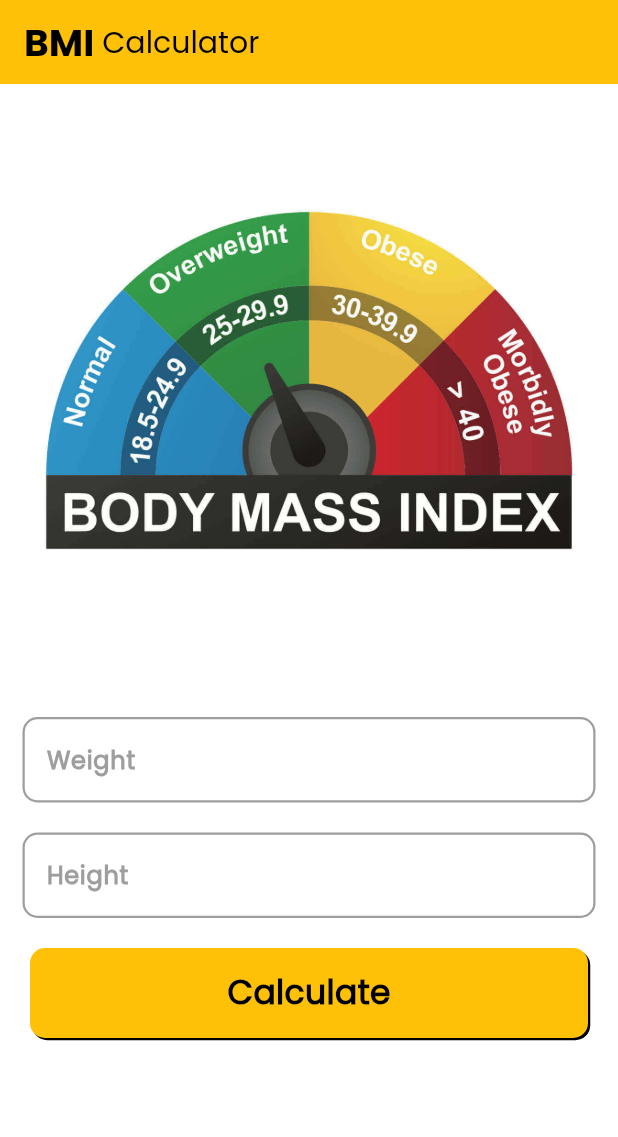
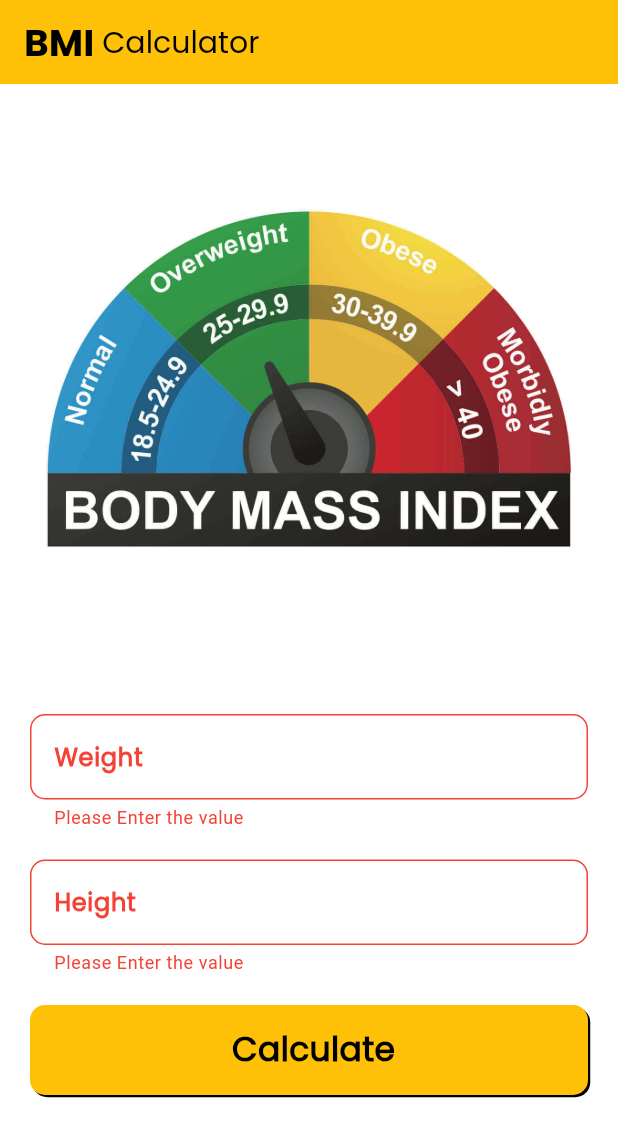
Before and after one commit to adityaasingh199/BMI_Calculator, a Flutter app: the screen it shows after launch, after a tap on "Calculate", on a phone screen of 412 x 824 dp. Shown: the top 1137 px of the screen. Run offline on Flutter 3.47's test engine with Material 3 defaults, Android fonts, the phone set to English and light mode, and no system bars.

Commit message:
textfield blank error implemented.

```diff
--- a/lib/bmi_ui.dart
+++ b/lib/bmi_ui.dart
@@ -1,4 +1,4 @@
-/*
+
 import 'package:flutter/cupertino.dart';
 import 'package:flutter/material.dart';
 
@@ -10,6 +10,24 @@ class BmiState extends State<BmiPage>{
 
   TextEditingController cmController = TextEditingController();
   TextEditingController kgController = TextEditingController();
+
+  bool checker = false;
+  bool checker2 = false;
+  void trigger() {
+    checker = cmController.text.isEmpty;
+   setState(() {
+
+   });
+  }
+  void trigger2(){
+    checker2 = kgController.text.isEmpty;
+   setState(() {
+
+   });
+  }
+
+
+
 
   num bmi=0;
   String fit="";
@@ -35,7 +53,9 @@ class BmiState extends State<BmiPage>{
             mainAxisAlignment: MainAxisAlignment.spaceEvenly,
             children: [
               SizedBox(height: 10,),
-              Container(child: Image.asset("$image",)),
+              Container(
+                  height: 380,
+                  child: Image.asset("$image",)),
               SizedBox(height: 10,),
               bmi!=0 ?Text("BMI: ${bmi.toStringAsFixed(1)}",style: TextStyle(fontFamily: "PoppinsBold",fontSize:25,color:getcolor())):Container(),
               fit!="" ?Text("$fit",style: TextStyle(fontFamily: "PoppinsBold",fontSize:30,color:getcolor()),):Container(),
@@ -48,20 +68,27 @@ class BmiState extends State<BmiPage>{
                   cursorColor: Colors.black,
                   style: TextStyle(color: Colors.black,fontFamily: "Poppins",fontWeight: FontWeight.bold,fontSize: 17),
                   decoration: InputDecoration(
-                    label: Text("Weight",style: TextStyle(fontFamily: "Poppins",fontWeight: FontWeight.bold,fontSize:16,color: Colors.grey)),
+                    label: Text("Weight",style: TextStyle(fontFamily: "Poppins",fontWeight: FontWeight.bold,fontSize:16,color: checker2 ? Colors.red : Colors.grey)),
                     hintText: "Enter in KG",
                     hintStyle: TextStyle(color: Colors.grey,fontFamily: "Poppins",fontSize: 16),
+                   errorText: checker2 ? "Please Enter the value" : null,
+                      errorStyle: TextStyle(color: Colors.red),
+                      errorBorder: OutlineInputBorder(borderSide: BorderSide(color: Colors.red,width: 1),borderRadius: BorderRadius.circular(10)),
+                      focusedErrorBorder: OutlineInputBorder(borderSide: BorderSide(color: Colors.amber,width: 2),borderRadius: BorderRadius.circular(10)),
 
                     focusedBorder: OutlineInputBorder(
-                      borderSide: BorderSide(color: Colors.amber,width: 2),
+                      borderSide: BorderSide(color: checker2 ? Colors.red :Colors.amber,width: 2),
                       borderRadius: BorderRadius.circular(10)
                     ),
                     enabledBorder: OutlineInputBorder(
                       borderRadius: BorderRadius.circular(10),
-                      borderSide: BorderSide(color: Colors.grey,width: 1.5)
+                      borderSide: BorderSide(color:checker2 ? Colors.red : Colors.grey,width: 1.5)
                     ),
                   ),
-
+                  /// Disable long-press zoom effect
+                  magnifierConfiguration: TextMagnifierConfiguration.disabled,
+                  /// Disable copy paste feature and long-press
+                  contextMenuBuilder: (_,__)=>Container(),
                 ),
               ),
               SizedBox(height: 20,),
@@ -73,25 +100,46 @@ class BmiState extends State<BmiPage>{
                   cursorColor: Colors.black,
                   style: TextStyle(color: Colors.black,fontFamily: "Poppins",fontWeight: FontWeight.bold,fontSize: 17),
                   decoration: InputDecoration(
-                    label: Text("Height",style: TextStyle(fontFamily: "Poppins",fontWeight: FontWeight.bold,fontSize:16,color: Colors.grey)),
+                    label: Text("Height",style: TextStyle(fontFamily: "Poppins",fontWeight: FontWeight.bold,fontSize:16,color: checker ? Colors.red : Colors.grey)),
                     hintText: "Enter in CM",
+                    errorText: checker ? "Please Enter the value" : null,
+                    errorStyle: TextStyle(color: Colors.red),
+                    errorBorder: OutlineInputBorder(borderSide: BorderSide(color: Colors.red,width: 1),borderRadius: BorderRadius.circular(10)),
+                    focusedErrorBorder: OutlineInputBorder(borderSide: BorderSide(color: Colors.amber,width: 2),borderRadius: BorderRadius.circular(10)),
                     hintStyle: TextStyle(color: Colors.grey,fontFamily: "Poppins",fontSize: 16),
 
                     focusedBorder: OutlineInputBorder(
-                      borderSide: BorderSide(color: Colors.amber,width: 2),
+                      borderSide: BorderSide(color: checker ? Colors.red : Colors.amber,width: 2),
                       borderRadius: BorderRadius.circular(10)
                     ),
                     enabledBorder: OutlineInputBorder(
                       borderRadius: BorderRadius.circular(10),
-                      borderSide: BorderSide(color: Colors.grey,width: 1.5)
+                      borderSide: BorderSide(color: checker ? Colors.red : Colors.grey,width: 1.5)
                     ),
                   ),
-
+                  /// Disable long-press zoom effect
+                  magnifierConfiguration: TextMagnifierConfiguration.disabled,
+                  /// Disable copy paste feature and long-press
+                  contextMenuBuilder: (_,__)=>Container(),
                 ),
               ),
               SizedBox(height: 20,),
               GestureDetector(
                 onTap: (){
+                  if(cmController.text.isEmpty){
+                    trigger();
+                  }else{
+                    trigger();
+                    checker=false;
+                  }
+                  if(kgController.text.isEmpty){
+                    trigger2();
+                  }else{
+                    trigger2();
+                    checker2=false;
+                  }
+
+
                   if (kgController.text.isNotEmpty &&
                       cmController.text.isNotEmpty) {
                     num kg = double.parse(kgController.text.toString());
@@ -109,14 +157,20 @@ class BmiState extends State<BmiPage>{
                       fit = "Overweight";
                       image="asset/image/overfit.png";
                     }
+                    setState(() {
+
+                    });
+
                   }else{
                     bmi=0;
                     fit="";
                     image="asset/image/banner-bmi.png";
+
+                    setState(() {
+
+                    });
+
                   }
-                  setState(() {
-
-                  });
 
                 },
                 child: Container(
@@ -154,194 +208,4 @@ class BmiState extends State<BmiPage>{
       return Colors.black;
     }
   }
-}*/
-
-
-import 'package:flutter/cupertino.dart';
-import 'package:flutter/material.dart';
-
-class BmiPage extends StatefulWidget {
-  @override
-  State<StatefulWidget> createState() => _BmiState();
 }
-
-class _BmiState extends State<BmiPage> {
-  final TextEditingController cmController = TextEditingController();
-  final TextEditingController kgController = TextEditingController();
-
-  num bmi = 0;
-  String bmiCategory = "";
-  String image = "asset/image/banner-bmi.png";
-
-  @override
-  Widget build(BuildContext context) {
-    return Scaffold(
-      backgroundColor: Colors.white,
-      appBar: AppBar(
-        backgroundColor: Colors.amber,
-        title: Row(
-          children: [
-            Text('BMI',
-                style: TextStyle(
-                    fontFamily: "PoppinsBold",
-                    fontSize: 25,
-                    color: Colors.black)),
-            Text(' Calculator',
-                style: TextStyle(
-                    fontFamily: "Poppins", fontSize: 20, color: Colors.black)),
-          ],
-        ),
-      ),
-      body: Padding(
-        padding: const EdgeInsets.symmetric(horizontal: 15),
-        child: SingleChildScrollView(
-          child: Column(
-            mainAxisAlignment: MainAxisAlignment.spaceEvenly,
-            children: [
-              const SizedBox(height: 10),
-              Image.asset(image),
-              const SizedBox(height: 10),
-              if (bmi != 0)
-                Text(
-                  "BMI: ${bmi.toStringAsFixed(1)}",
-                  style: TextStyle(
-                      fontFamily: "PoppinsBold",
-                      fontSize: 25,
-                      color: _getColor()),
-                ),
-              if (bmiCategory.isNotEmpty)
-                Text(
-                  bmiCategory,
-                  style: TextStyle(
-                      fontFamily: "PoppinsBold",
-                      fontSize: 30,
-                      color: _getColor()),
-                ),
-              const SizedBox(height: 20),
-              _buildTextField(
-                  controller: kgController,
-                  label: "Weight",
-                  hint: "Enter in KG"),
-              const SizedBox(height: 20),
-              _buildTextField(
-                  controller: cmController,
-                  label: "Height",
-                  hint: "Enter in CM"),
-              const SizedBox(height: 20),
-              GestureDetector(
-                onTap: _calculateBmi,
-                child: Container(
-                  height: 60,
-                  width: double.infinity,
-                  margin: const EdgeInsets.symmetric(horizontal: 5),
-                  decoration: BoxDecoration(
-                      color: Colors.amber,
-                      borderRadius: BorderRadius.circular(10),
-                      boxShadow: const [
-                        BoxShadow(
-                          offset: Offset(1.5, 1.5),
-                          color: Colors.black,
-                        )
-                      ]),
-                  child: Center(
-                      child: Text('Calculate',
-                          style: TextStyle(
-                              fontFamily: "Poppins",
-                              fontSize: 22,
-                              fontWeight: FontWeight.bold,
-                              color: Colors.black))),
-                ),
-              ),
-              const SizedBox(height: 10),
-            ],
-          ),
-        ),
-      ),
-    );
-  }
-
-  Widget _buildTextField(
-      {required TextEditingController controller,
-        required String label,
-        required String hint}) {
-    return TextField(
-      controller: controller,
-      keyboardType: TextInputType.number,
-      cursorColor: Colors.black,
-      style: const TextStyle(
-          color: Colors.black,
-          fontFamily: "Poppins",
-          fontWeight: FontWeight.bold,
-          fontSize: 17),
-      decoration: InputDecoration(
-        label: Text(label,
-            style: const TextStyle(
-                fontFamily: "Poppins",
-                fontWeight: FontWeight.bold,
-                fontSize: 16,
-                color: Colors.grey)),
-        hintText: hint,
-        hintStyle: const TextStyle(
-            color: Colors.grey, fontFamily: "Poppins", fontSize: 16),
-        focusedBorder: OutlineInputBorder(
-            borderSide: const BorderSide(color: Colors.amber, width: 2),
-            borderRadius: BorderRadius.circular(10)),
-        enabledBorder: OutlineInputBorder(
-            borderRadius: BorderRadius.circular(10),
-            borderSide: const BorderSide(color: Colors.grey, width: 1.5)),
-      ),
-    );
-  }
-
-  void _calculateBmi() {
-    if (kgController.text.isNotEmpty && cmController.text.isNotEmpty) {
-      try {
-        final num kg = double.parse(kgController.text);
-        final num cm = double.parse(cmController.text);
-
-        if (kg > 0 && cm > 0) {
-          final num height = cm / 100;
-          setState(() {
-            bmi = kg / (height * height);
-            if (bmi < 18.5) {
-              bmiCategory = "Underweight";
-              image = "asset/image/unfit.png";
-            } else if (bmi < 24.9) {
-              bmiCategory = "Normal";
-              image = "asset/image/fit.png";
-            } else {
-              bmiCategory = "Overweight";
-              image = "asset/image/overfit.png";
-            }
-          });
-        }
-      } catch (e) {
-        // Handle parsing errors
-        setState(() {
-          bmi = 0;
-          bmiCategory = "Invalid input";
-          image = "asset/image/banner-bmi.png";
-        });
-      }
-    } else {
-      setState(() {
-        bmi = 0;
-        bmiCategory = "";
-        image = "asset/image/banner-bmi.png";
-      });
-    }
-  }
-
-  Color _getColor() {
-    switch (bmiCategory) {
-      case "Normal":
-        return Colors.green;
-      case "Underweight":
-        return Colors.orange;
-      case "Overweight":
-        return Colors.red;
-      default:
-        return Colors.black;
-    }
-  }
-}
```
